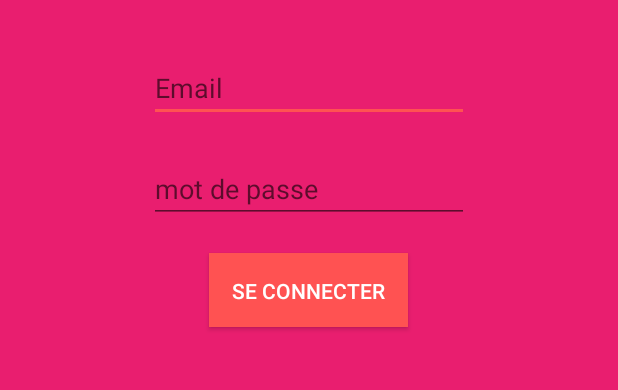
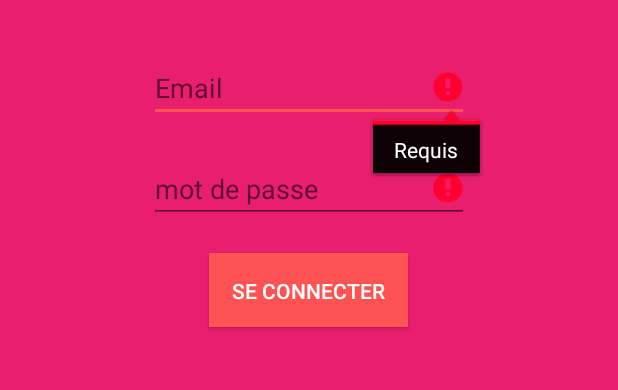
Before and after one commit to kayagaelle/doyourhair, an Android app: the LoginActivity screen opened directly, with no data from a screen before it, after a tap on "SE CONNECTER", on a phone screen of 412 x 824 dp, the part 432-822 px from its top. Run offline under Robolectric (Android 15) with nearby library versions, the phone set to English and light mode, and no system bars; our stand-ins replace Firebase (no records; nobody signed in at launch, a user with empty details on screens opened directly).

Commit message:
login Ok

```diff
--- a/app/src/main/java/gaelle/doyourhair/view/LoginActivity.java
+++ b/app/src/main/java/gaelle/doyourhair/view/LoginActivity.java
@@ -2,19 +2,28 @@ package gaelle.doyourhair.view;
 
 import android.content.Context;
 import android.content.Intent;
+import android.support.annotation.NonNull;
 import android.support.v7.app.AppCompatActivity;
 import android.os.Bundle;
+import android.text.TextUtils;
+import android.util.Log;
 import android.view.View;
 import android.widget.Button;
 import android.widget.EditText;
+import android.widget.Toast;
+
+import com.google.android.gms.tasks.OnCompleteListener;
+import com.google.android.gms.tasks.Task;
+import com.google.firebase.auth.AuthResult;
+import com.google.firebase.auth.FirebaseUser;
 
 import gaelle.doyourhair.R;
 
-public class LoginActivity extends AppCompatActivity {
-
+public class LoginActivity extends BaseActivity {
+    private static final String TAG = "LoginActivity";
     // Propriétés
-    private EditText email;
-    private  EditText mdp;
+    private EditText editEmail;
+    private  EditText editMdp;
     private Button btnConnexion;
 
 
@@ -27,17 +36,63 @@ public class LoginActivity extends AppCompatActivity {
         super.onCreate(savedInstanceState);
         setContentView(R.layout.activity_login);
 
-        email = (EditText) findViewById(R.id.edit_email);
-        mdp = (EditText) findViewById(R.id.edit_mdp);
+        editEmail = (EditText) findViewById(R.id.edit_email);
+        editMdp = (EditText) findViewById(R.id.edit_mdp);
         btnConnexion = (Button) findViewById(R.id.btn_connexion);
 
         btnConnexion.setOnClickListener(new View.OnClickListener() {
             @Override
             public void onClick(View view) {
-                //Appel la méthode Launch de  HomeActivity
+                Log.d(TAG, "Login Clicked");
+                if(!validateForm()){
+                    Log.d(TAG, "Invalid form");
+                    return;
+                }
+
+                showProgressDialog();
+                String email = editEmail.getText().toString();
+                String password = editMdp.getText().toString();
+
+                firebaseAuth.signInWithEmailAndPassword(email, password)
+                        .addOnCompleteListener(new OnCompleteListener<AuthResult>() {
+                            @Override
+                            public void onComplete(@NonNull Task<AuthResult> task) {
+                                Log.d(TAG, "Is user creation successful ? "+ task.isSuccessful());
+
+                                //Si l'inscription est réussi on va ajouter l'utilisateur dans la base
+                                if(task.isSuccessful()){
+                                    HomeActivity.Launch(LoginActivity.this);
+                                    finish();
+                                }else{
+                                    Toast.makeText(LoginActivity.this, "Connexion échoué. Veuillez réessayer", Toast.LENGTH_SHORT).show();
+                                }
+                            }
+                        });
             }
         });
 
+    }
 
+    /**
+     * Teste si les champs sont bien renseignés
+     * @return boolean
+     */
+    private boolean validateForm() {
+        boolean result = true;
+        if (TextUtils.isEmpty(editEmail.getText().toString())) {
+            editEmail.setError("Requis");
+            result = false;
+        } else {
+            editEmail.setError(null);
+        }
+
+        if (TextUtils.isEmpty(editMdp.getText().toString())) {
+            editMdp.setError("Requis");
+            result = false;
+        } else {
+            editMdp.setError(null);
+        }
+
+        return result;
     }
 }
```
